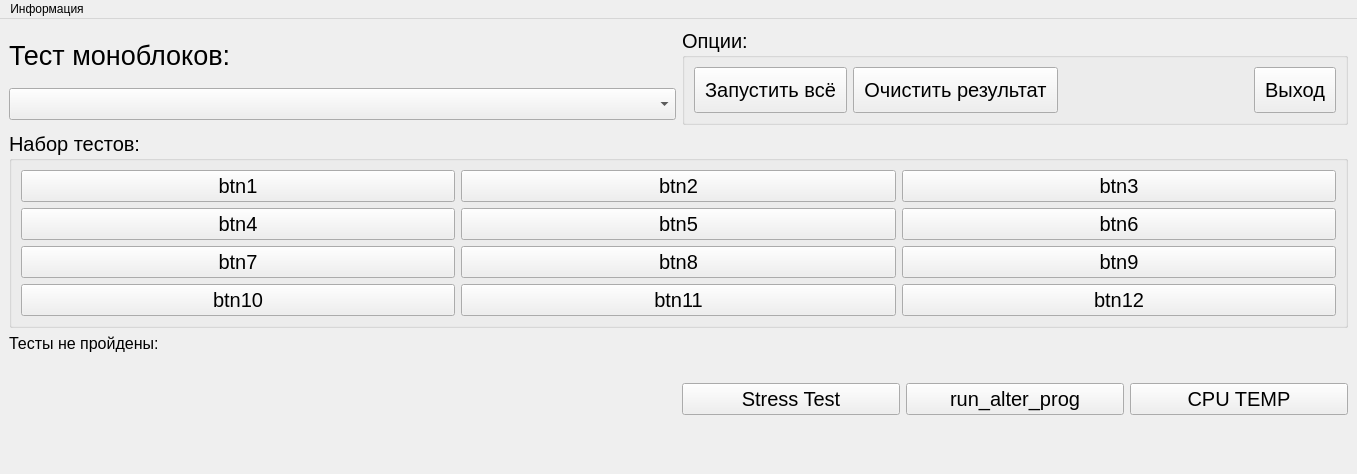
The window that ui/untitled.ui (Mex93/MonoblockTests) describes before a commit, drawn with Qt 5.
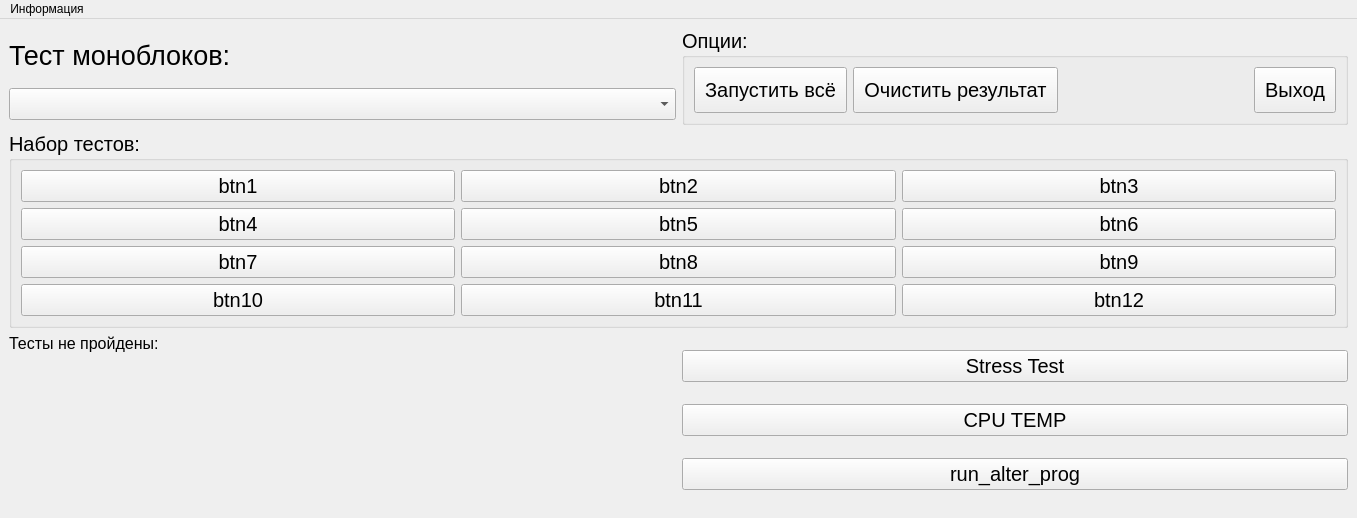
The same window after the commit. Icons and pictures are not drawn.

```diff
--- a/ui/untitled.ui
+++ b/ui/untitled.ui
@@ -7,7 +7,7 @@
     <x>0</x>
     <y>0</y>
     <width>1357</width>
-    <height>474</height>
+    <height>518</height>
    </rect>
   </property>
   <property name="minimumSize">
@@ -30,7 +30,7 @@
    </size>
   </property>
   <widget class="QWidget" name="centralwidget">
-   <layout class="QVBoxLayout" name="verticalLayout_7">
+   <layout class="QVBoxLayout" name="verticalLayout_8">
     <item>
      <layout class="QVBoxLayout" name="verticalLayout_5" stretch="0,1">
       <item>
@@ -320,6 +320,8 @@
           <item>
            <layout class="QHBoxLayout" name="horizontalLayout_4">
             <item>
+             <layout class="QVBoxLayout" name="verticalLayout_7">
+              <item>
              <widget class="QPushButton" name="pushButton_furmark">
               <property name="font">
                <font>
@@ -341,18 +343,6 @@
               </property>
              </widget>
             </item>
-            <item>
-             <widget class="QPushButton" name="pushButton_alter_prog">
-              <property name="font">
-               <font>
-                <pointsize>15</pointsize>
-               </font>
-              </property>
-              <property name="text">
-               <string>run_alter_prog</string>
-              </property>
-             </widget>
-            </item>
             <item>
              <widget class="QPushButton" name="pushButton_cpu_temp">
               <property name="font">
@@ -364,6 +354,20 @@
                <string>CPU TEMP</string>
               </property>
              </widget>
+              </item>
+              <item>
+               <widget class="QPushButton" name="pushButton_alter_prog">
+                <property name="font">
+                 <font>
+                  <pointsize>15</pointsize>
+                 </font>
+                </property>
+                <property name="text">
+                 <string>run_alter_prog</string>
+                </property>
+               </widget>
+              </item>
+             </layout>
             </item>
            </layout>
           </item>
```
Lines whose indentation alone changed are shown as unchanged.
